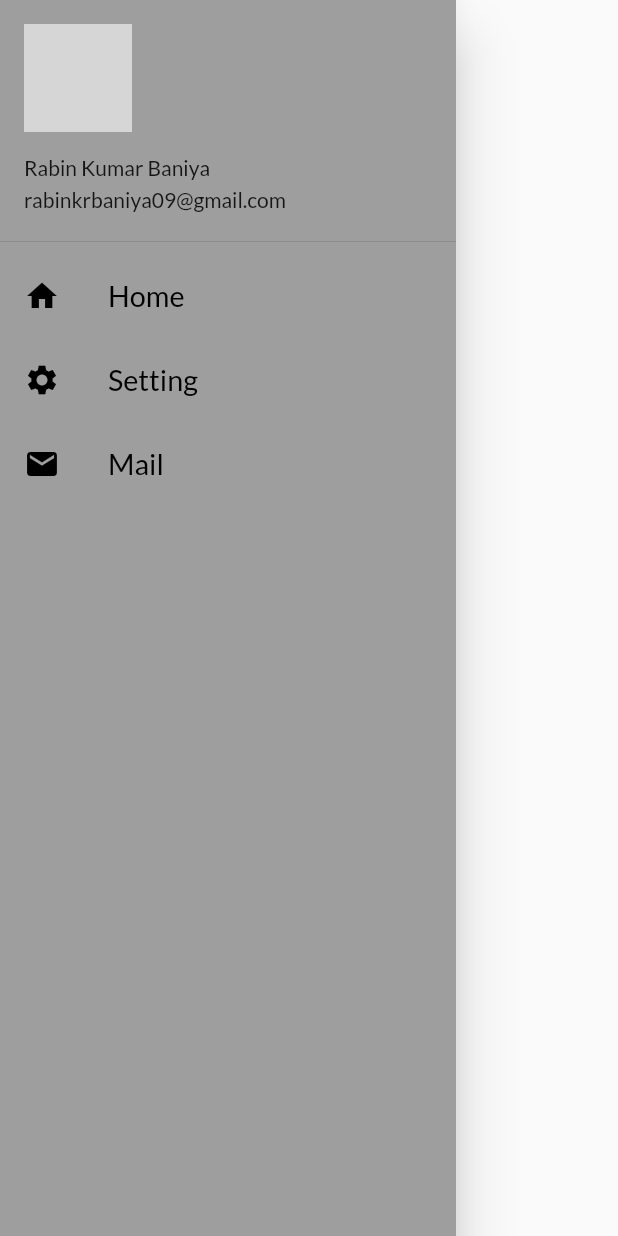
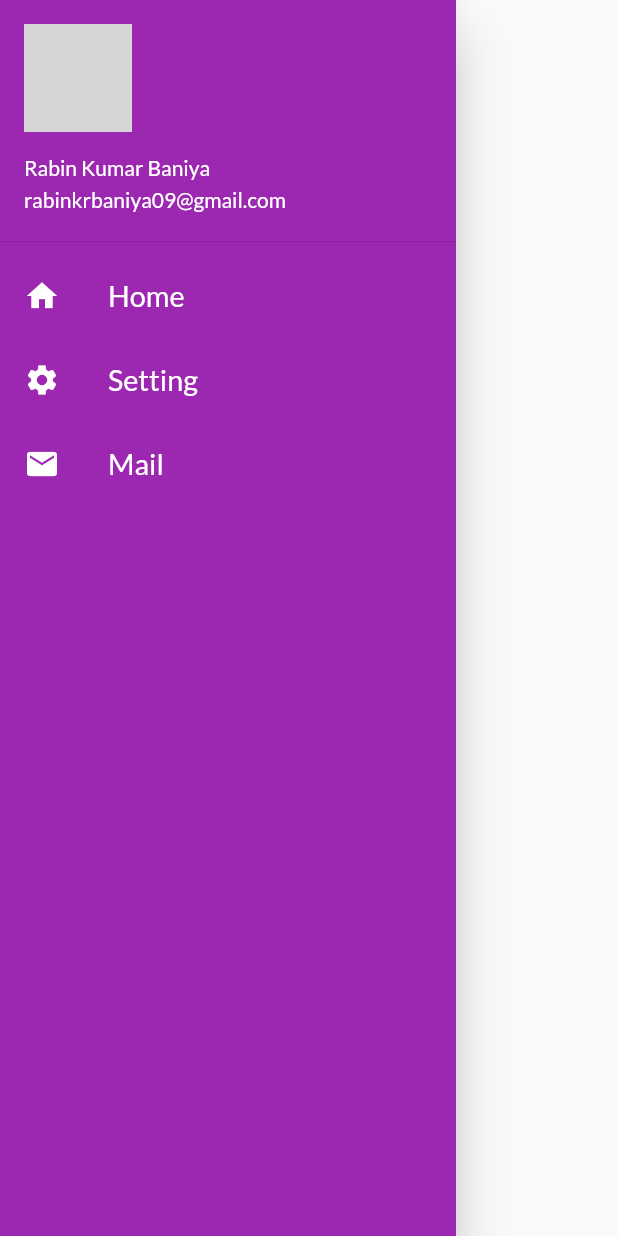
Before and after one commit to RabinKumarBaniya/the_shopping_app, a Flutter app: the MyDrawer widget shown alone on an empty page, opened directly, on a phone screen of 412 x 824 dp. Run offline on Flutter 3.47's test engine with Material 2 defaults, Android fonts, the phone set to English and light mode, and no system bars; our stand-ins replace google_fonts; network calls fail; grey boxes are pictures that could not be loaded.

Commit message:
themes extracted

```diff
--- a/lib/main.dart
+++ b/lib/main.dart
@@ -1,7 +1,7 @@
 import 'package:flutter/material.dart';
 import 'package:nibor_myshoppingapp/utils/routes.dart';
+import 'package:nibor_myshoppingapp/utils/themes.dart';
 import 'pages/home_page.dart';
-import 'package:google_fonts/google_fonts.dart';
 
 import 'pages/login_page.dart';
 
@@ -15,15 +15,10 @@ class MyApp extends StatelessWidget {
   @override
   Widget build(BuildContext context) {
     return MaterialApp(
+      themeMode: ThemeMode.light,
       debugShowCheckedModeBanner: false,
-      //home: LoginPage(),
-      theme: ThemeData(
-        primarySwatch: Colors.grey,
-        fontFamily: GoogleFonts.lato().fontFamily,
-      ),
-      darkTheme: ThemeData(
-        brightness: Brightness.dark,
-      ),
+      theme: MyTheme.lightTheme(context),
+      darkTheme: MyTheme.darkTheme(context),
       initialRoute: "MyRoutes.homeRoute",
       routes: {
         "/": (context) => LoginPage(),
--- a/lib/pages/home_page.dart
+++ b/lib/pages/home_page.dart
@@ -11,7 +11,9 @@ class HomePage extends StatelessWidget {
   Widget build(BuildContext context) {
     return Scaffold(
       appBar: AppBar(
-        title: Text("MyShoppingApp"),
+        title: Text(
+          "MyShoppingApp",
+        ),
       ),
       body: Center(
         child: Container(
--- /dev/null
+++ b/lib/utils/themes.dart
@@ -0,0 +1,19 @@
+import 'package:flutter/material.dart';
+import 'package:google_fonts/google_fonts.dart';
+
+class MyTheme {
+  static ThemeData lightTheme(BuildContext context) => ThemeData(
+        primarySwatch: Colors.purple,
+        fontFamily: GoogleFonts.lato().fontFamily,
+        appBarTheme: AppBarTheme(
+          color: Colors.white,
+          elevation: 0.0,
+          iconTheme: IconThemeData(color: Colors.black),
+          titleTextStyle: Theme.of(context).textTheme.bodyText1,
+        ),
+      );
+
+  static ThemeData darkTheme(BuildContext context) => ThemeData(
+        brightness: Brightness.dark,
+      );
+}
--- a/lib/widgets/drawer.dart
+++ b/lib/widgets/drawer.dart
@@ -9,7 +9,7 @@ class MyDrawer extends StatelessWidget {
         "https://media-exp1.licdn.com/dms/image/C4E03AQGOZ4Vdu06OAg/profile-displayphoto-shrink_800_800/0/1650221948459?e=2147483647&v=beta&t=JDT7rx7zqtM9XR9OMKLuW6BAEMXNicnCIuAUybB6teo";
     return Drawer(
       child: Container(
-        color: Colors.grey,
+        color: Colors.purple,
         child: ListView(
           padding: EdgeInsets.zero,
           children: [
@@ -27,39 +27,39 @@ class MyDrawer extends StatelessWidget {
             ListTile(
               leading: Icon(
                 Icons.home,
-                color: Colors.black,
+                color: Colors.white,
               ),
               title: Text(
                 "Home",
                 textScaleFactor: 1.2,
                 style: TextStyle(
-                  color: Colors.black,
+                  color: Colors.white,
                 ),
               ),
             ),
             ListTile(
               leading: Icon(
                 Icons.settings,
-                color: Colors.black,
+                color: Colors.white,
               ),
               title: Text(
                 "Setting",
                 textScaleFactor: 1.2,
                 style: TextStyle(
-                  color: Colors.black,
+                  color: Colors.white,
                 ),
               ),
             ),
             ListTile(
               leading: Icon(
                 Icons.mail,
-                color: Colors.black,
+                color: Colors.white,
               ),
               title: Text(
                 "Mail",
                 textScaleFactor: 1.2,
                 style: TextStyle(
-                  color: Colors.black,
+                  color: Colors.white,
                 ),
               ),
             ),
```
